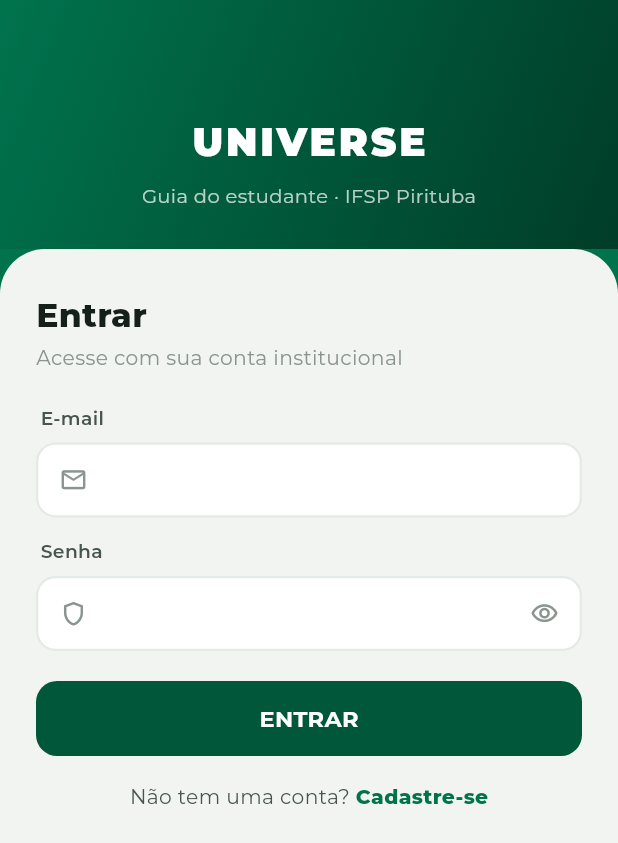
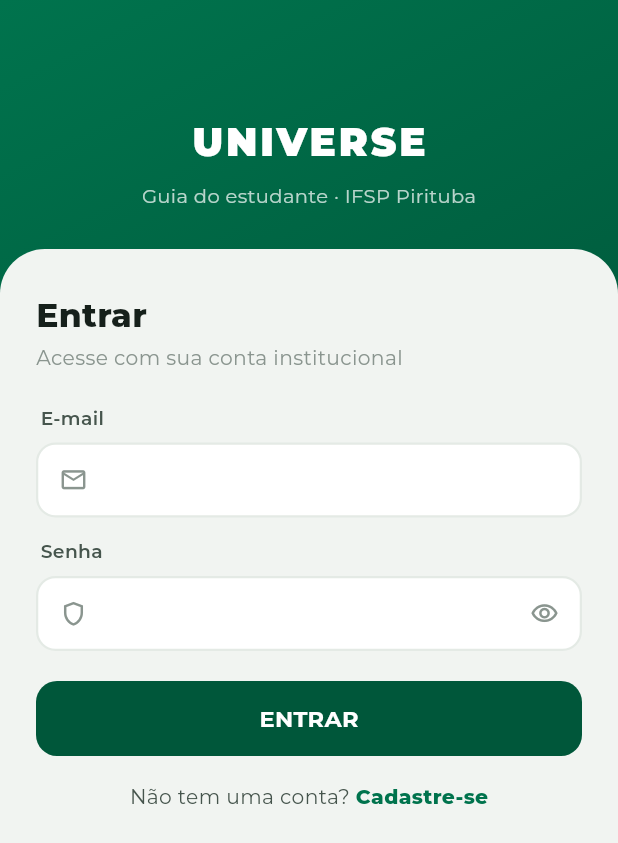
Before and after one commit to Denilsonlps/universe-app, a Flutter app: the LoginScreen screen opened by its route, on a phone screen of 412 x 824 dp. Shown: the top 843 px of the screen. Run offline on Flutter 3.47's test engine with Material 3 defaults, Android fonts, the phone set to English and light mode, and no system bars; our stand-ins replace firebase_auth, firebase_core, flutter_riverpod, go_router, google_fonts, shared_preferences; accounts and stored records are empty.

Commit message:
fix(auth): gradiente continuo no login (corrige canto da folha)

```diff
--- a/lib/features/auth/screens/login_screen.dart
+++ b/lib/features/auth/screens/login_screen.dart
@@ -43,19 +43,22 @@
     final c = context.c;
     return Scaffold(
       body: Container(
-        color: c.heroFrom,
+        // Gradiente contínuo atrás de tudo: os cantos arredondados da folha
+        // branca revelam exatamente a mesma cor do cabeçalho (sem fatia destoante).
+        decoration: BoxDecoration(
+          gradient: LinearGradient(begin: Alignment.topLeft, end: Alignment.bottomRight, colors: [c.heroFrom, c.heroTo]),
+        ),
         child: Column(children: [
-          Container(
+          SizedBox(
             width: double.infinity,
-            padding: EdgeInsets.fromLTRB(0, kStatusH + 26, 0, 26),
-            decoration: BoxDecoration(
-              gradient: LinearGradient(begin: Alignment.topLeft, end: Alignment.bottomRight, colors: [c.heroFrom, c.heroTo]),
+            child: Padding(
+              padding: EdgeInsets.fromLTRB(0, kStatusH + 26, 0, 26),
+              child: Column(children: [
+                const Text('UNIVERSE', style: TextStyle(color: Colors.white, fontSize: 26, fontWeight: FontWeight.w900, letterSpacing: 2)),
+                const SizedBox(height: 8),
+                Text('Guia do estudante · IFSP Pirituba', style: TextStyle(color: Colors.white.withValues(alpha: 0.72), fontSize: 13)),
+              ]),
             ),
-            child: Column(children: [
-              const Text('UNIVERSE', style: TextStyle(color: Colors.white, fontSize: 26, fontWeight: FontWeight.w900, letterSpacing: 2)),
-              const SizedBox(height: 8),
-              Text('Guia do estudante · IFSP Pirituba', style: TextStyle(color: Colors.white.withValues(alpha: 0.72), fontSize: 13)),
-            ]),
           ),
           Expanded(
             child: Container(
```
